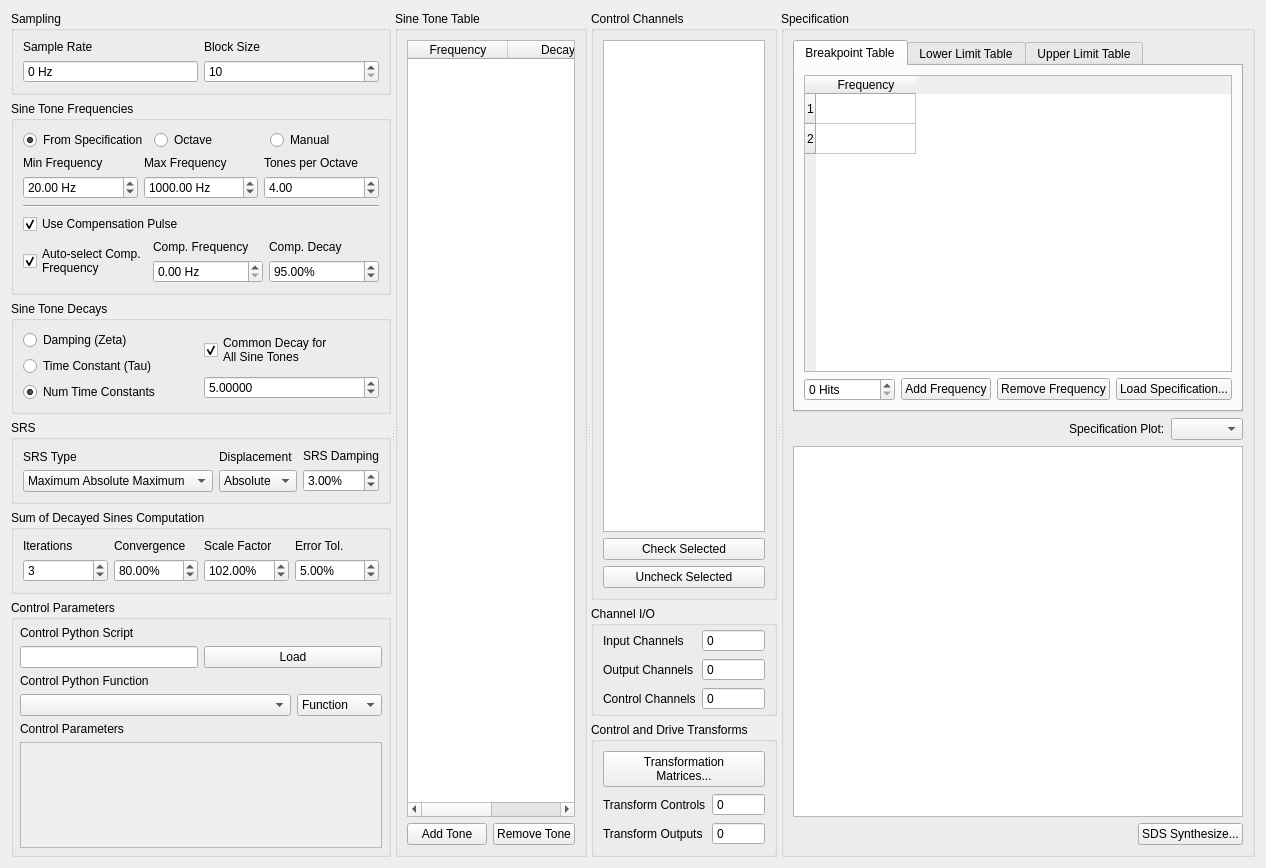
sandialabs/rattlesnake-vibration-controller, file src/rattlesnake/user_interface/ui_files/srs_sds_definition.ui: the form before one commit.
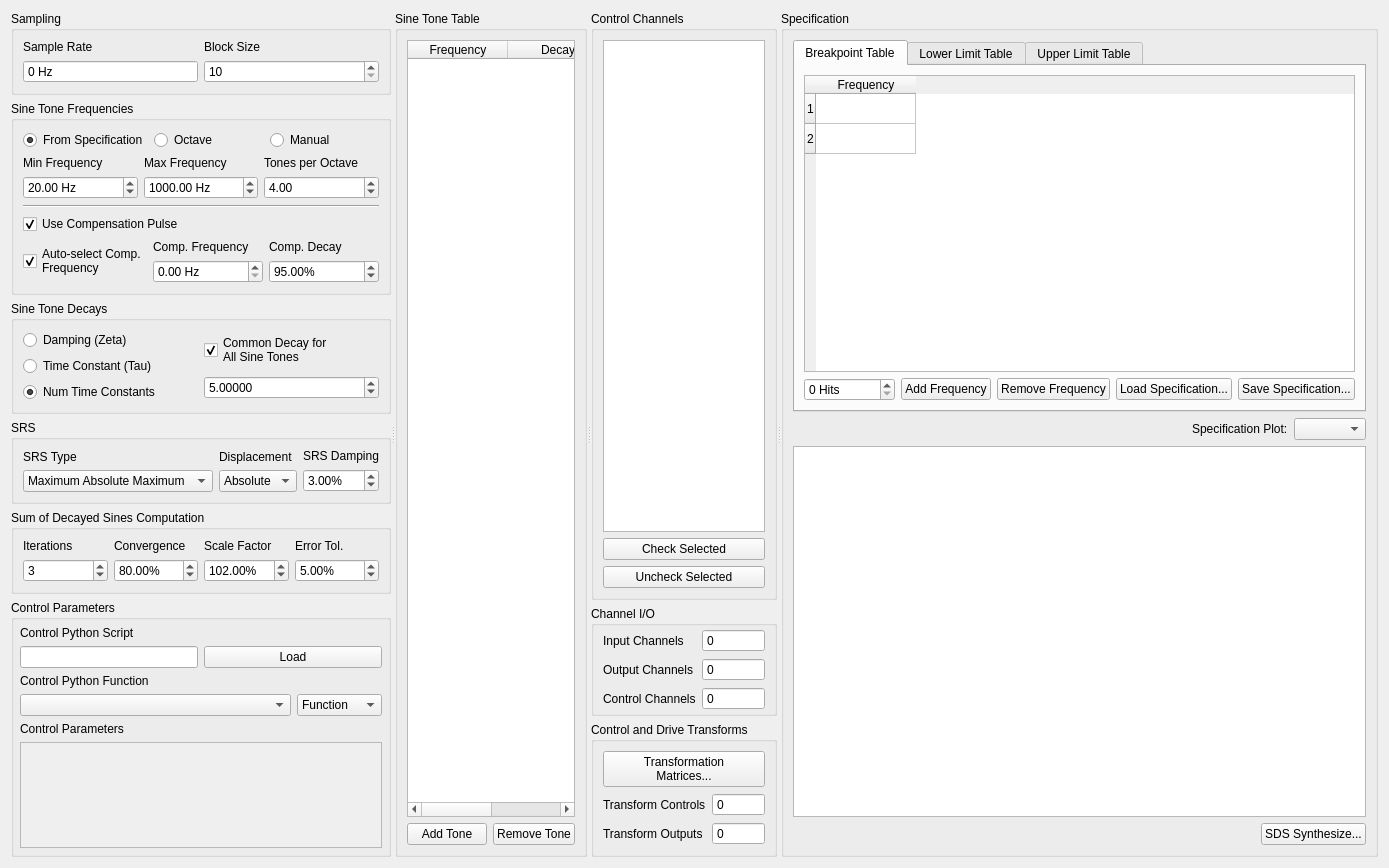
The form after the commit. Custom widgets are drawn as their Qt base class.

Commit message: Added a save specification button to the sds user interface.

What changed in the file:
```diff
--- a/src/rattlesnake/user_interface/ui_files/srs_sds_definition.ui
+++ b/src/rattlesnake/user_interface/ui_files/srs_sds_definition.ui
@@ -1240,6 +1240,16 @@
                   </property>
                  </widget>
                 </item>
+                <item>
+                 <widget class="QPushButton" name="save_breakpoint_button">
+                  <property name="toolTip">
+                   <string>&lt;html&gt;&lt;head/&gt;&lt;body&gt;&lt;p&gt;&lt;span style=&quot; font-weight:600;&quot;&gt;Save Specification&lt;/span&gt;&lt;/p&gt;&lt;p&gt;Saves specification data to a file.&lt;/p&gt;&lt;/body&gt;&lt;/html&gt;</string>
+                  </property>
+                  <property name="text">
+                   <string>Save Specification...</string>
+                  </property>
+                 </widget>
+                </item>
                </layout>
               </item>
              </layout>
```
Left out of the diff: 4 changed lines with no effect on the pictures. The commit also changes 1 other file.
